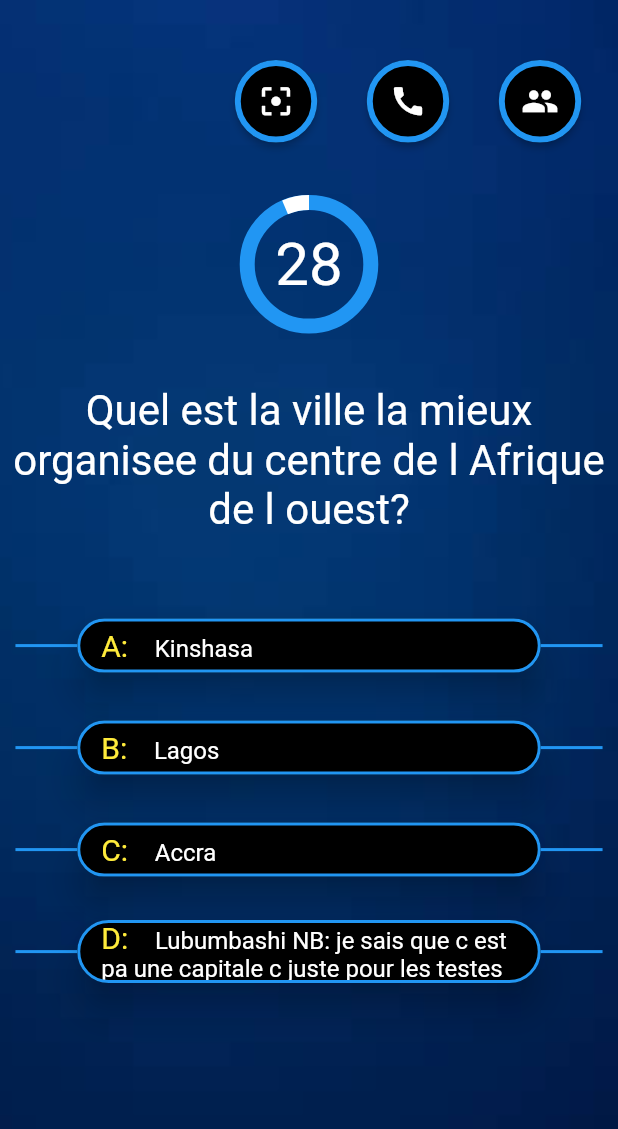
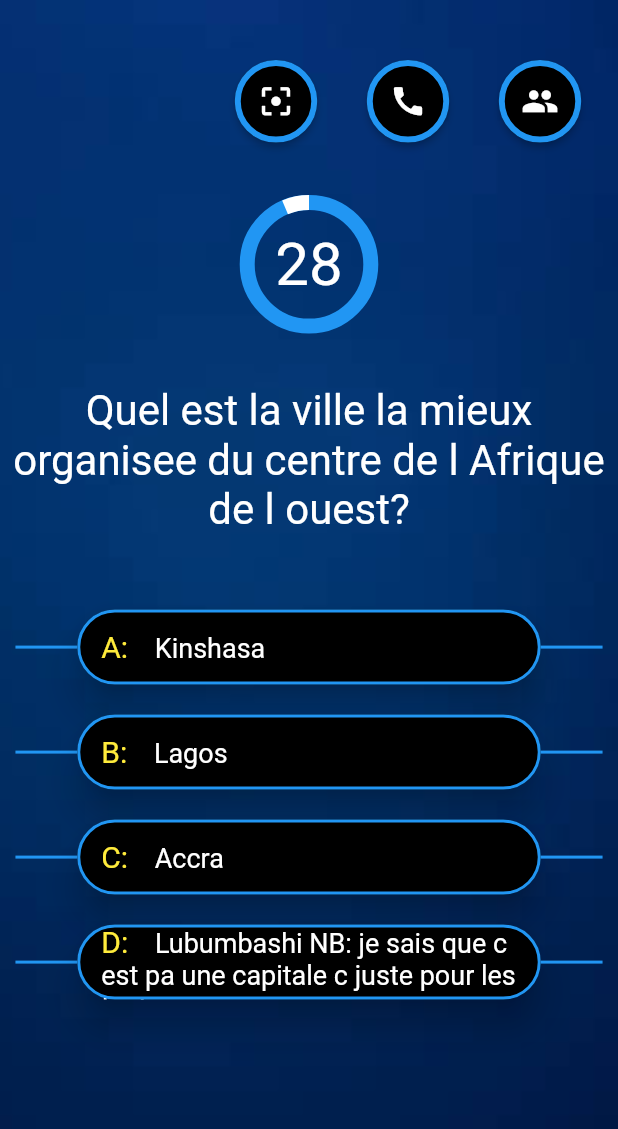
Before and after one commit to lyabs243/Millionaire-quiz, a Flutter app: the GamePlay screen opened directly, on a phone screen of 412 x 824 dp. Shown: the top 1129 px of the screen. Run offline on Flutter 3.47's test engine with Material 2 defaults, Android fonts, the phone set to English and light mode, and no system bars; our stand-ins replace dio.

Commit message:
Improve button quiz layout

```diff
--- a/lib/components/button_quiz.dart
+++ b/lib/components/button_quiz.dart
@@ -34,6 +34,7 @@ class _ButtonQuizState extends State<ButtonQuiz>{
           ),
           Container(
             width: MediaQuery.of(context).size.width * 75 / 100,
+            height: 50.0,
             child: new RaisedButton(
               onPressed: this.widget.buttonAction,
               highlightColor: Colors.orange,
@@ -53,7 +54,7 @@ class _ButtonQuizState extends State<ButtonQuiz>{
                           TextSpan(text: '    '),
                           new TextSpan(
                             text: this.widget.title,
-                            style: new TextStyle(color: Colors.white, fontSize: 16.0),
+                            style: new TextStyle(color: Colors.white, fontSize: 18.0),
                           ),
                         ],
                       ),
```
